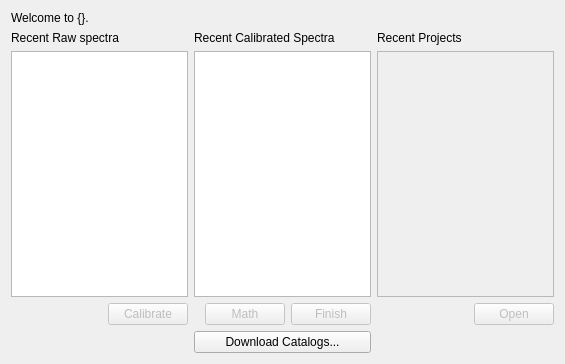
GuLinux/PySpectrum, file ui/homepage.ui: the form before one commit.
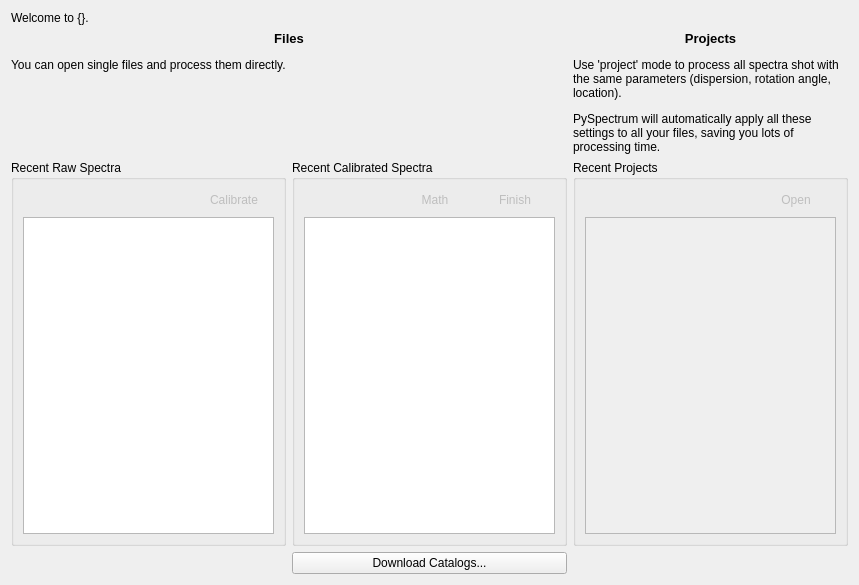
The form after the commit. Icons and pictures are not drawn.

Commit message: better homepage layout

```diff
--- a/ui/homepage.ui
+++ b/ui/homepage.ui
@@ -6,8 +6,8 @@
    <rect>
     <x>0</x>
     <y>0</y>
-    <width>565</width>
-    <height>364</height>
+    <width>859</width>
+    <height>585</height>
    </rect>
   </property>
   <property name="windowTitle">
@@ -21,68 +21,55 @@
      </property>
     </widget>
    </item>
-   <item row="1" column="0">
-    <widget class="QLabel" name="label_2">
-     <property name="text">
-      <string>Recent Raw spectra</string>
+   <item row="1" column="0" colspan="2">
+    <widget class="QLabel" name="label_4">
+     <property name="sizePolicy">
+      <sizepolicy hsizetype="Expanding" vsizetype="Preferred">
+       <horstretch>0</horstretch>
+       <verstretch>0</verstretch>
+      </sizepolicy>
      </property>
-    </widget>
-   </item>
-   <item row="1" column="1">
-    <widget class="QLabel" name="label_3">
      <property name="text">
-      <string>Recent Calibrated Spectra</string>
+      <string>&lt;html&gt;&lt;head/&gt;&lt;body&gt;&lt;p align=&quot;center&quot;&gt;&lt;span style=&quot; font-size:10pt; font-weight:600;&quot;&gt;Files&lt;/span&gt;&lt;/p&gt;&lt;p&gt;You can open single files and process them directly.&lt;/p&gt;&lt;/body&gt;&lt;/html&gt;</string>
+     </property>
+     <property name="alignment">
+      <set>Qt::AlignLeading|Qt::AlignLeft|Qt::AlignTop</set>
+     </property>
+     <property name="wordWrap">
+      <bool>true</bool>
      </property>
     </widget>
    </item>
    <item row="1" column="2">
-    <widget class="QLabel" name="label">
+    <widget class="QLabel" name="label_5">
+     <property name="sizePolicy">
+      <sizepolicy hsizetype="Preferred" vsizetype="Preferred">
+       <horstretch>0</horstretch>
+       <verstretch>0</verstretch>
+      </sizepolicy>
+     </property>
      <property name="text">
-      <string>Recent Projects</string>
+      <string>&lt;html&gt;&lt;head/&gt;&lt;body&gt;&lt;p align=&quot;center&quot;&gt;&lt;span style=&quot; font-size:10pt; font-weight:600;&quot;&gt;Projects&lt;/span&gt;&lt;/p&gt;&lt;p&gt;Use 'project' mode to process all spectra shot with the same parameters (dispersion, rotation angle, location).&lt;/p&gt;&lt;p&gt;PySpectrum will automatically apply all these settings to all your files, saving you lots of processing time.&lt;/p&gt;&lt;/body&gt;&lt;/html&gt;</string>
+     </property>
+     <property name="alignment">
+      <set>Qt::AlignLeading|Qt::AlignLeft|Qt::AlignTop</set>
+     </property>
+     <property name="wordWrap">
+      <bool>true</bool>
      </property>
     </widget>
    </item>
    <item row="2" column="0">
-    <widget class="QTableView" name="recent_raw_list">
-     <property name="editTriggers">
-      <set>QAbstractItemView::NoEditTriggers</set>
+    <widget class="QGroupBox" name="groupBox_3">
+     <property name="title">
+      <string>Recent Raw Spectra</string>
      </property>
-     <property name="selectionMode">
-      <enum>QAbstractItemView::SingleSelection</enum>
-     </property>
-     <property name="selectionBehavior">
-      <enum>QAbstractItemView::SelectRows</enum>
-     </property>
-     <attribute name="horizontalHeaderStretchLastSection">
-      <bool>true</bool>
-     </attribute>
-    </widget>
-   </item>
-   <item row="2" column="1">
-    <widget class="QTableView" name="recent_calibrated_list">
-     <property name="editTriggers">
-      <set>QAbstractItemView::NoEditTriggers</set>
-     </property>
-     <property name="selectionMode">
-      <enum>QAbstractItemView::SingleSelection</enum>
-     </property>
-     <property name="selectionBehavior">
-      <enum>QAbstractItemView::SelectRows</enum>
-     </property>
-     <attribute name="horizontalHeaderStretchLastSection">
-      <bool>true</bool>
-     </attribute>
-    </widget>
-   </item>
-   <item row="2" column="2">
-    <widget class="QTableView" name="recent_projects">
-     <property name="enabled">
-      <bool>false</bool>
-     </property>
-    </widget>
-   </item>
-   <item row="3" column="0">
+     <layout class="QVBoxLayout" name="verticalLayout_2">
+      <item>
     <layout class="QHBoxLayout" name="horizontalLayout">
+        <property name="spacing">
+         <number>0</number>
+        </property>
      <item>
       <spacer name="horizontalSpacer">
        <property name="orientation">
@@ -108,12 +95,43 @@
         <iconset resource="../resources/resources.qrc">
          <normaloff>:/plot_20.png</normaloff>:/plot_20.png</iconset>
        </property>
+          <property name="flat">
+           <bool>true</bool>
+          </property>
       </widget>
      </item>
     </layout>
    </item>
-   <item row="3" column="1">
+      <item>
+       <widget class="QTableView" name="recent_raw_list">
+        <property name="editTriggers">
+         <set>QAbstractItemView::NoEditTriggers</set>
+        </property>
+        <property name="selectionMode">
+         <enum>QAbstractItemView::SingleSelection</enum>
+        </property>
+        <property name="selectionBehavior">
+         <enum>QAbstractItemView::SelectRows</enum>
+        </property>
+        <attribute name="horizontalHeaderStretchLastSection">
+         <bool>true</bool>
+        </attribute>
+       </widget>
+      </item>
+     </layout>
+    </widget>
+   </item>
+   <item row="2" column="1">
+    <widget class="QGroupBox" name="groupBox_2">
+     <property name="title">
+      <string>Recent Calibrated Spectra</string>
+     </property>
+     <layout class="QVBoxLayout" name="verticalLayout_3">
+      <item>
     <layout class="QHBoxLayout" name="horizontalLayout_2">
+        <property name="spacing">
+         <number>0</number>
+        </property>
      <item>
       <spacer name="horizontalSpacer_2">
        <property name="orientation">
@@ -139,6 +157,9 @@
         <iconset resource="../resources/resources.qrc">
          <normaloff>:/math_20.png</normaloff>:/math_20.png</iconset>
        </property>
+          <property name="flat">
+           <bool>true</bool>
+          </property>
       </widget>
      </item>
      <item>
@@ -153,12 +174,43 @@
         <iconset resource="../resources/resources.qrc">
          <normaloff>:/done_20.png</normaloff>:/done_20.png</iconset>
        </property>
+          <property name="flat">
+           <bool>true</bool>
+          </property>
       </widget>
      </item>
     </layout>
    </item>
-   <item row="3" column="2">
+      <item>
+       <widget class="QTableView" name="recent_calibrated_list">
+        <property name="editTriggers">
+         <set>QAbstractItemView::NoEditTriggers</set>
+        </property>
+        <property name="selectionMode">
+         <enum>QAbstractItemView::SingleSelection</enum>
+        </property>
+        <property name="selectionBehavior">
+         <enum>QAbstractItemView::SelectRows</enum>
+        </property>
+        <attribute name="horizontalHeaderStretchLastSection">
+         <bool>true</bool>
+        </attribute>
+       </widget>
+      </item>
+     </layout>
+    </widget>
+   </item>
+   <item row="2" column="2">
+    <widget class="QGroupBox" name="groupBox">
+     <property name="title">
+      <string>Recent Projects</string>
+     </property>
+     <layout class="QVBoxLayout" name="verticalLayout">
+      <item>
     <layout class="QHBoxLayout" name="horizontalLayout_3">
+        <property name="spacing">
+         <number>0</number>
+        </property>
      <item>
       <spacer name="horizontalSpacer_3">
        <property name="orientation">
@@ -180,11 +232,24 @@
        <property name="text">
         <string>Open</string>
        </property>
+          <property name="flat">
+           <bool>true</bool>
+          </property>
       </widget>
      </item>
     </layout>
    </item>
-   <item row="4" column="1">
+      <item>
+       <widget class="QTableView" name="recent_projects">
+        <property name="enabled">
+         <bool>false</bool>
+        </property>
+       </widget>
+      </item>
+     </layout>
+    </widget>
+   </item>
+   <item row="3" column="1">
     <widget class="QPushButton" name="download_catalogs">
      <property name="text">
       <string>Download Catalogs...</string>
```
Lines whose indentation alone changed are shown as unchanged. The commit also changes 1 other file.
